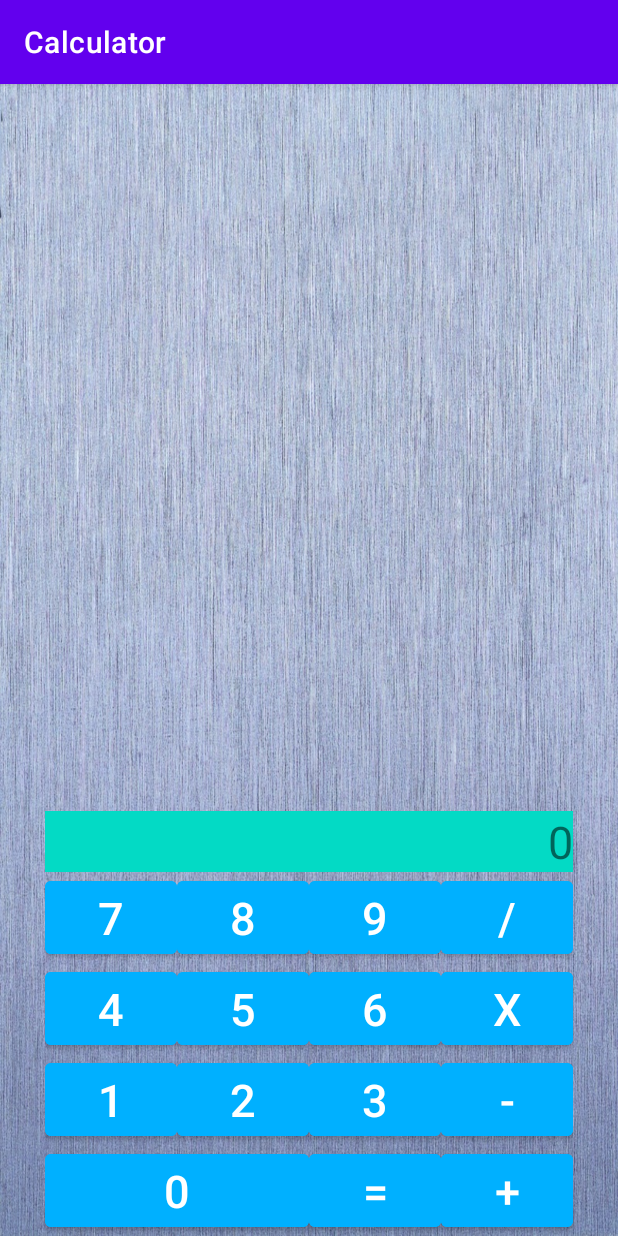
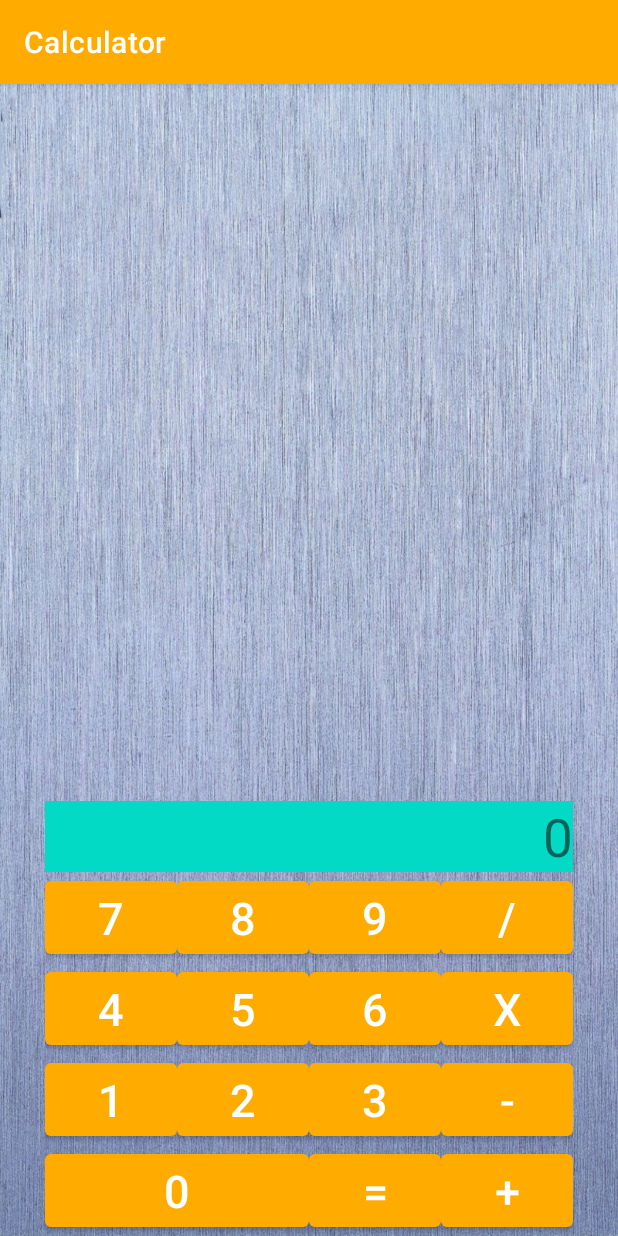
Before and after one commit to NPluzh/HomeWork2, an Android app: the screen it shows after launch (CalculatorActivity), on a phone screen of 412 x 824 dp. Run offline under Robolectric (Android 15) with nearby library versions, the phone set to English and light mode, and no system bars.

Commit message:
added other

```diff
--- a/app/src/main/AndroidManifest.xml
+++ b/app/src/main/AndroidManifest.xml
@@ -8,10 +8,11 @@
         android:label="@string/app_name"
         android:roundIcon="@mipmap/ic_launcher_round"
         android:supportsRtl="true"
-        android:theme="@style/Theme.Calculator">
+        android:theme="@style/Theme.Calculator.MyNewTheme">
         <activity
             android:name=".ui.CalculatorActivity"
             android:exported="true">
+
             <intent-filter>
                 <action android:name="android.intent.action.MAIN" />
 
--- a/app/src/main/res/layout-land/activity_main.xml
+++ b/app/src/main/res/layout-land/activity_main.xml
@@ -16,7 +16,7 @@
             android:layout_columnSpan="4"
             android:layout_gravity="fill"
             android:background="@color/white"
-            android:text="@string/result_text"
+            android:text="@string/result_text_default"
             android:textDirection="rtl"
             android:textSize="@dimen/result_text" />
 
--- a/app/src/main/res/layout/activity_main.xml
+++ b/app/src/main/res/layout/activity_main.xml
@@ -25,74 +25,74 @@
             android:id="@+id/button_7"
             android:text="@string/key_7"
             android:textSize="@dimen/button_text"
-            style="@style/CalcButton"/>
+            />
 
         <com.google.android.material.button.MaterialButton
             android:id="@+id/button_8"
             android:text="@string/key_8"
             android:textSize="@dimen/button_text"
-            style="@style/CalcButton"/>
+            />
 
         <com.google.android.material.button.MaterialButton
             android:id="@+id/button_9"
             android:text="@string/key_9"
             android:textSize="@dimen/button_text"
-            style="@style/CalcButton"/>
+          />
 
         <com.google.android.material.button.MaterialButton
             android:id="@+id/button_div"
             android:text="@string/key_div"
             android:textSize="@dimen/button_text"
-            style="@style/CalcButton"/>
+            />
 
 
         <com.google.android.material.button.MaterialButton
             android:id="@+id/button_4"
             android:text="@string/key_4"
             android:textSize="@dimen/button_text"
-            style="@style/CalcButton"/>
+            />
 
         <com.google.android.material.button.MaterialButton
             android:id="@+id/button_5"
             android:text="@string/key_5"
             android:textSize="@dimen/button_text"
-            style="@style/CalcButton"/>
+           />
 
         <com.google.android.material.button.MaterialButton
             android:id="@+id/button_6"
             android:text="@string/key_6"
             android:textSize="@dimen/button_text"
-            style="@style/CalcButton"/>
+            />
 
         <com.google.android.material.button.MaterialButton
             android:id="@+id/button_mul"
             android:text="@string/key_mul"
             android:textSize="@dimen/button_text"
-            style="@style/CalcButton"/>
+            />
 
         <com.google.android.material.button.MaterialButton
             android:id="@+id/button_1"
             android:text="@string/key_1"
             android:textSize="@dimen/button_text"
-            style="@style/CalcButton"/>
+            />
 
         <com.google.android.material.button.MaterialButton
             android:id="@+id/button_2"
             android:text="@string/key_2"
             android:textSize="@dimen/button_text"
-            style="@style/CalcButton"/>
+            />
 
         <com.google.android.material.button.MaterialButton
             android:id="@+id/button_3"
             android:text="@string/key_3"
             android:textSize="@dimen/button_text"
-            style="@style/CalcButton"/>
+            />
 
         <com.google.android.material.button.MaterialButton
             android:id="@+id/button_sub"
             android:text="@string/key_sub"
             android:textSize="@dimen/button_text"
-            style="@style/CalcButton"/>
+           />
 
         <com.google.android.material.button.MaterialButton
             android:id="@+id/button_0"
@@ -100,19 +100,19 @@
             android:layout_gravity="fill"
             android:text="@string/key_0"
             android:textSize="@dimen/button_text"
-            style="@style/CalcButton"/>
+            />
 
         <com.google.android.material.button.MaterialButton
             android:id="@+id/button_equal"
             android:text="@string/key_equal"
             android:textSize="@dimen/button_text"
-            style="@style/CalcButton"/>
+           />
 
         <com.google.android.material.button.MaterialButton
             android:id="@+id/button_add"
             android:text="@string/key_add"
             android:textSize="@dimen/button_text"
-            style="@style/CalcButton"/>
+            />
 
 
     </GridLayout>
--- a/app/src/main/res/values-night/colors.xml
+++ /dev/null
@@ -1,4 +0,0 @@
-<?xml version="1.0" encoding="utf-8"?>
-<resources>
-    <color name="btn_color">#6200EA</color>
-</resources>
--- a/app/src/main/res/values/dimens.xml
+++ b/app/src/main/res/values/dimens.xml
@@ -1,5 +1,5 @@
 <?xml version="1.0" encoding="utf-8"?>
 <resources>
     <dimen name="button_text">30sp</dimen>
-    <dimen name="result_text">30sp</dimen>
+    <dimen name="result_text">35sp</dimen>
 </resources>
--- a/app/src/main/res/values/themes.xml
+++ b/app/src/main/res/values/themes.xml
@@ -12,7 +12,21 @@
         <!-- Status bar color. -->
         <item name="android:statusBarColor" tools:targetApi="l">?attr/colorPrimaryVariant</item>
         <!-- Customize your theme here. -->
+    </style>
 
-        <!--item name="materialButtonStyle">@style/CalcButton</item-->
+    <style name="Theme.Calculator.MyNewTheme" >
+        <!-- Primary brand color. -->
+        <item name="colorPrimary">#FFAB00</item>
+        <item name="colorPrimaryVariant">#B30048</item>
+        <item name="colorOnPrimary">@color/white</item>
+        <!-- Secondary brand color. -->
+        <item name="colorSecondary">#EF6C00</item>
+        <item name="colorSecondaryVariant">@color/purple_200</item>
+        <item name="colorOnSecondary">@color/black</item>
+        <!-- Status bar color. -->
+        <item name="android:statusBarColor" tools:targetApi="l">?attr/colorPrimaryVariant</item>
+        <!-- Customize your theme here. -->
     </style>
+
+
 </resources>
```
